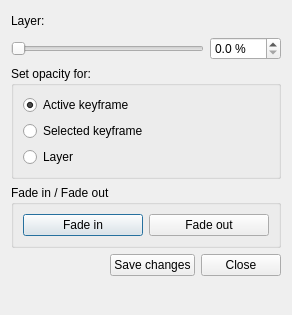
Before: the Qt Designer form app/ui/layeropacitydialog.ui in pencil2d/pencil, drawn with Qt 5.
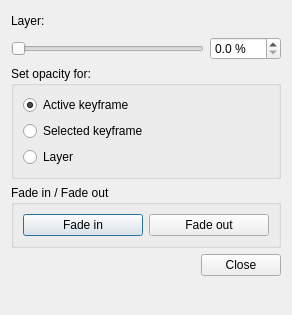
After: the same form once the commit is applied.

Diff of the .ui file:
```diff
--- a/app/ui/layeropacitydialog.ui
+++ b/app/ui/layeropacitydialog.ui
@@ -154,13 +154,6 @@
        </property>
       </spacer>
      </item>
-     <item>
-      <widget class="QPushButton" name="btnSaveChanges">
-       <property name="text">
-        <string>Save changes</string>
-       </property>
-      </widget>
-     </item>
      <item>
       <widget class="QPushButton" name="btnClose">
        <property name="text">
```
